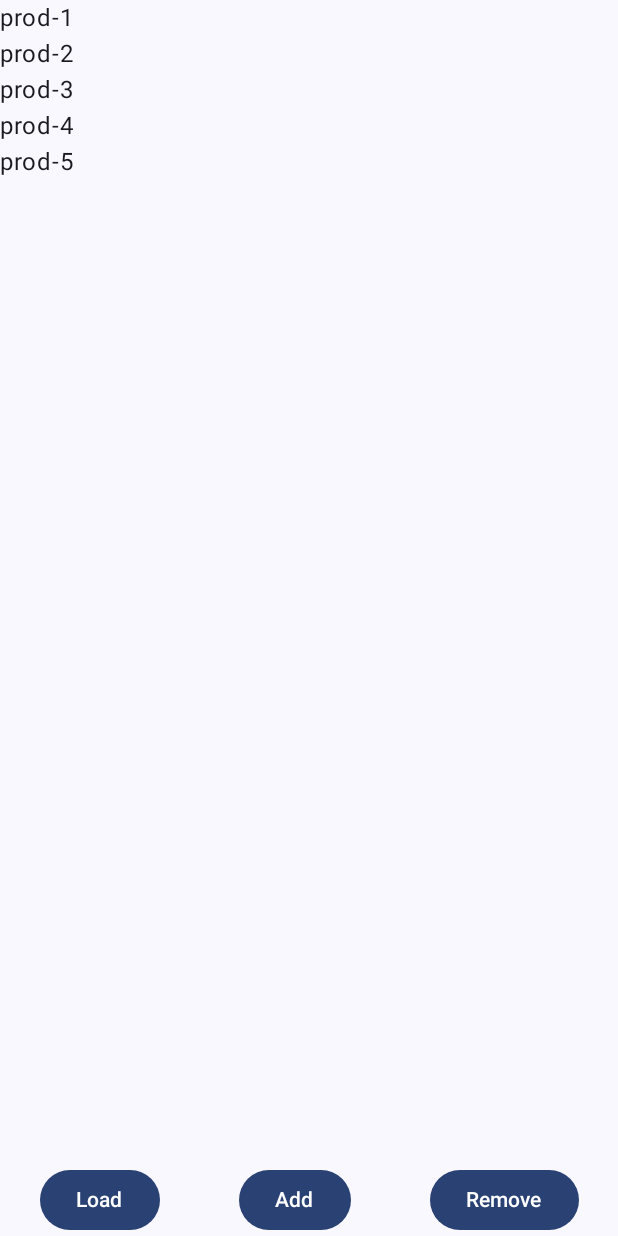
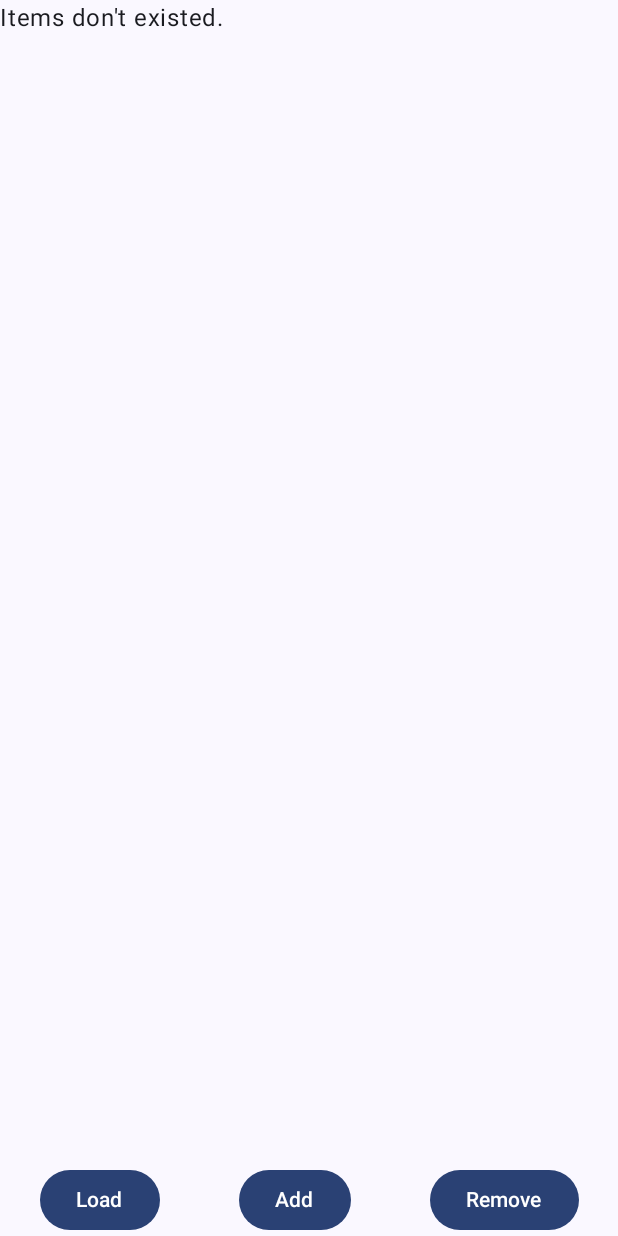
Before and after one commit to mousepotato03/clean_architecture, an Android app built with Jetpack Compose: the @Preview function MainScreenPreView, on a phone screen of 412 x 824 dp. Run offline under Robolectric (Android 15) with nearby library versions, the phone set to English and light mode, and no system bars.

Commit message:
Linking the state of a product list to the MainScreen.
-Presentation Layer
MainScreen -> MainViewModel
-Domain Layer
Product
-Data Layer

```diff
--- a/app/build.gradle.kts
+++ b/app/build.gradle.kts
@@ -59,6 +59,8 @@ dependencies {
     implementation("androidx.compose.ui:ui-graphics")
     implementation("androidx.compose.ui:ui-tooling-preview")
     implementation("androidx.compose.material3:material3")
+    implementation("androidx.lifecycle:lifecycle-viewmodel-compose:2.7.0") //To make it easier to use the ViewModel
+    implementation("androidx.lifecycle:lifecycle-runtime-compose:2.7.0") //To make it easier to update the UI by observing changes in the flow
     testImplementation("junit:junit:4.13.2")
     androidTestImplementation("androidx.test.ext:junit:1.1.5")
     androidTestImplementation("androidx.test.espresso:espresso-core:3.5.1")
--- a/app/src/main/java/com/example/cleanarchitecture/presentation/MainScreen.kt
+++ b/app/src/main/java/com/example/cleanarchitecture/presentation/MainScreen.kt
@@ -12,27 +12,35 @@ import androidx.compose.material3.ExperimentalMaterial3Api
 import androidx.compose.material3.Scaffold
 import androidx.compose.material3.Text
 import androidx.compose.runtime.Composable
+import androidx.compose.runtime.getValue
 import androidx.compose.ui.Modifier
 import androidx.compose.ui.tooling.preview.Preview
+import androidx.lifecycle.compose.collectAsStateWithLifecycle
+import androidx.lifecycle.viewmodel.compose.viewModel
 import com.example.cleanarchitecture.domain.PRODUCT_SAMPLE
 import com.example.cleanarchitecture.domain.Product
 import com.example.cleanarchitecture.ui.theme.CleanArchitectureTheme
+import kotlin.random.Random
 
 @OptIn(ExperimentalMaterial3Api::class)
 @Composable
 fun MainScreen(){
+    val viewModel = viewModel<MainViewModel>()
+    val products by viewModel.products.collectAsStateWithLifecycle()
+
     Scaffold(
         content = {
                   Column(modifier = Modifier.padding(it)) {
-                      ItemList(productList = PRODUCT_SAMPLE)
+                      ItemList(products)
                   }
         },
-        bottomBar = { ButtonBar()}
+        bottomBar = { ButtonBar(viewModel)}
     )
 }
 
 @Composable
 fun ItemList(productList: List<Product>){
+    if(productList.isEmpty()){ Text(text = "Items don't existed.") }
     LazyColumn(modifier = Modifier.fillMaxWidth()){
         items(productList){
             Text(text = it.name)
@@ -41,23 +49,29 @@ fun ItemList(productList: List<Product>){
 }
 
 @Composable
-fun ButtonBar(){
+fun ButtonBar(viewModel: MainViewModel){
     Row(
         horizontalArrangement = Arrangement.SpaceAround,
         modifier = Modifier
             .fillMaxWidth()
     ) {
-        Button(onClick = { /*TODO*/ }) {
+        Button(onClick = { viewModel.loadProductAll() }) {
             Text(text = "Load")
         }
-        Button(onClick = { /*TODO*/ }) {
+        Button(onClick = { viewModel.addProduct(product()) }) {
             Text(text = "Add")
         }
-        Button(onClick = { /*TODO*/ }) {
+        Button(onClick = { viewModel.removeProduct() }) {
             Text(text = "Remove")
         }
     }
 }
+
+fun product() = Product(
+        id = "p${Random.nextInt()}",
+        name = "prod-${Random.nextInt()}",
+        price = Random.nextInt()
+    )
 
 @Preview(showBackground = true, widthDp = 320, heightDp = 640 )
 @Composable
--- /dev/null
+++ b/app/src/main/java/com/example/cleanarchitecture/presentation/MainViewModel.kt
@@ -0,0 +1,26 @@
+package com.example.cleanarchitecture.presentation
+
+import androidx.lifecycle.ViewModel
+import com.example.cleanarchitecture.domain.PRODUCT_SAMPLE
+import com.example.cleanarchitecture.domain.Product
+import kotlinx.coroutines.flow.MutableStateFlow
+import kotlinx.coroutines.flow.asStateFlow
+import kotlinx.coroutines.flow.getAndUpdate
+import kotlinx.coroutines.flow.update
+
+class MainViewModel : ViewModel() {
+    private val _products = MutableStateFlow(emptyList<Product>())
+    val products = _products.asStateFlow()
+
+    fun loadProductAll(){
+        _products.update { PRODUCT_SAMPLE }
+    }
+
+    fun addProduct(product: Product){
+        _products.getAndUpdate { it + product }
+    }
+
+    fun removeProduct(){
+        _products.getAndUpdate { it.dropLast(1) }
+    }
+}
```
Also changed, not shown: app/src/main/java/com/example/cleanarchitecture/MainActivity.kt (+13 -0 lines).
